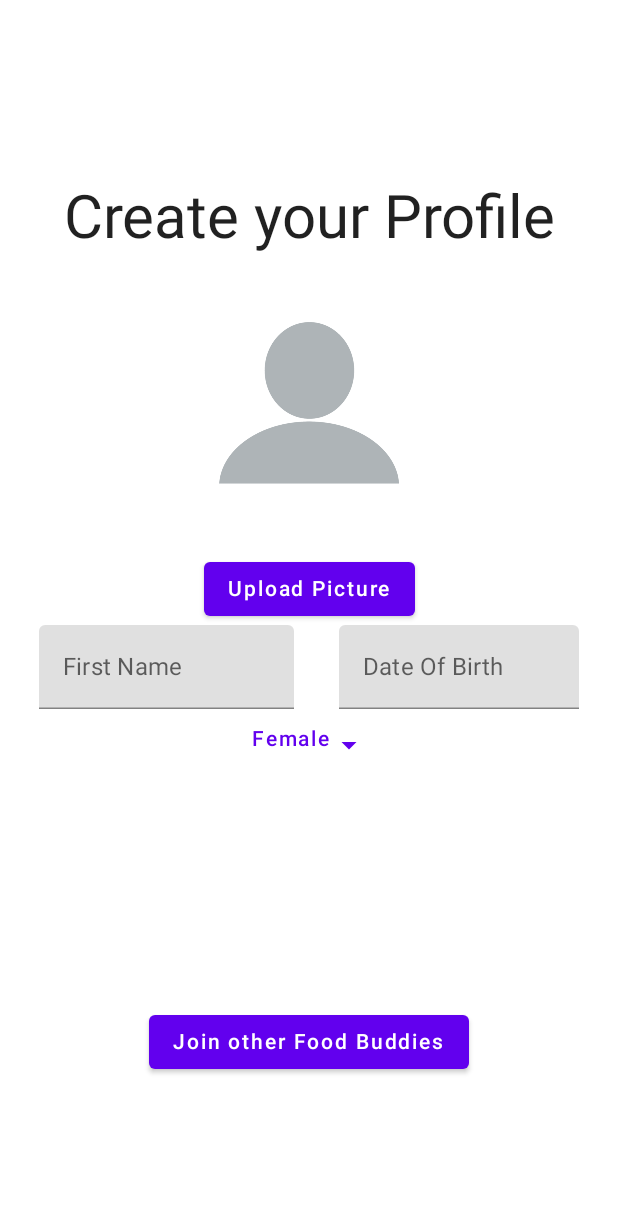
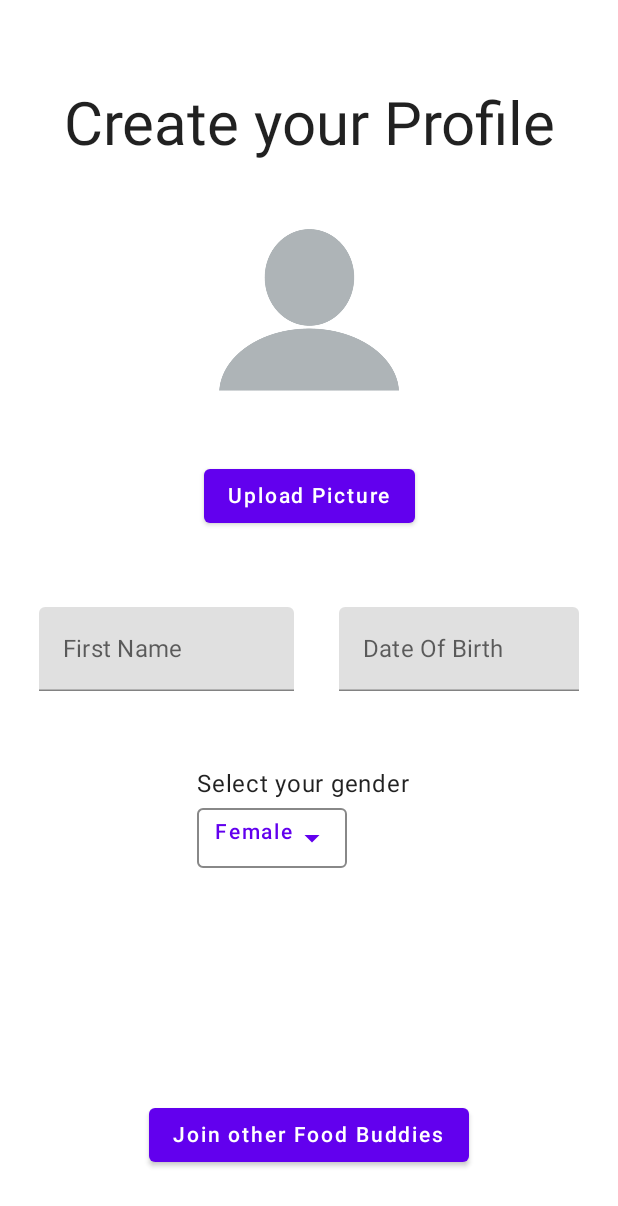
Before and after one commit to emoba-fhnw/ws6c-valerobles, an Android app built with Jetpack Compose: the screen it shows after launch (MainActivity), on a phone screen of 412 x 824 dp. Shown: the top 1206 px of the screen. Run offline under Robolectric (Android 15) with nearby library versions, the phone set to English and light mode, and no system bars; 1 statement that could not run was skipped.

Commit message:
Edited Layout of LoginScreen and added NotificationScreen

```diff
--- a/app/src/main/kotlin/fhnw/ws6c/theapp/model/FoodBuddyModel.kt
+++ b/app/src/main/kotlin/fhnw/ws6c/theapp/model/FoodBuddyModel.kt
@@ -37,13 +37,19 @@
 
     val allPosts = mutableStateListOf<Post>()
 
+    val myCreatedPosts = mutableStateListOf<Post>()
+
+    val mySubscribedPosts = mutableStateListOf<Post>()
+    val mySubscribedPostsUUID = mutableStateListOf<String>()
+
     var notificationMessage by mutableStateOf("")
     var restaurantName      by mutableStateOf("Lorem ipsum")
     var description         by mutableStateOf("Hello")
-    var postImage               by mutableStateOf("gcDyCD")
+    var postImage           by mutableStateOf("gcDyCD")
     var people              by mutableStateOf(0)
     var date                by mutableStateOf("10.11.2023")
     var time                by mutableStateOf("18:00")
+    var uuidPost            by mutableStateOf(UUID.randomUUID().toString())
 
     private val mqttConnector by lazy { MqttConnector(mqttBroker) }
     private val goFile: GoFileIOConnector = GoFileIOConnector()
@@ -51,6 +57,8 @@
 
 
     var currentScreen by mutableStateOf(Screen.LOGINSCREEN)
+    var currentTab by mutableStateOf(Tab.MYEVENTS)
+
 
     var isLoading by mutableStateOf(false)
 
@@ -64,7 +72,7 @@
     var dateOfBirth by mutableStateOf("")
     var gender by mutableStateOf("")
     var age by mutableStateOf(0)
-    var profileImageTakenURL by mutableStateOf("")
+    var profileImageTakenURL by mutableStateOf("a9R00e")
     var profileImageTakenBitmap by mutableStateOf(loadImageFromFile(R.drawable.blanc_profile))
 
     val me         = Profile(
@@ -79,7 +87,12 @@
         mqttConnector.connectAndSubscribe(
             topic        = mainTopic,
             onNewMessage = {
-                allPosts.add(Post(it))
+                val p  = Post(it)
+                allPosts.add(p)
+                if (p.organizor.uuid == me.uuid)
+                    myCreatedPosts.add(p)
+                if(mySubscribedPostsUUID.contains(p.uuid))
+                    mySubscribedPosts.add(p)
 
             },
             onError      = {_, p ->
@@ -90,7 +103,7 @@
     }
 
     fun publish(){
-        val post = Post(me, restaurantName, description, Image(url= postImage), people, date, time)
+        val post = Post(uuidPost,me, restaurantName, description, Image(url= postImage), people, date, time)
         mqttConnector.publish(
             topic       = mainTopic,
             post     = post,
--- a/app/src/main/kotlin/fhnw/ws6c/theapp/model/Screen.kt
+++ b/app/src/main/kotlin/fhnw/ws6c/theapp/model/Screen.kt
@@ -3,5 +3,6 @@
 enum class Screen  {
     LOGINSCREEN,
     DASHBOARD,
-    NOTIFICATIONS
+    NOTIFICATIONS,
+    TABSCREEN,
 }
--- /dev/null
+++ b/app/src/main/kotlin/fhnw/ws6c/theapp/model/Tab.kt
@@ -0,0 +1,7 @@
+package fhnw.ws6c.theapp.model
+
+enum class Tab (val title: String) {
+
+    MYEVENTS("My Events"),
+    MYREQUESTS("My Requests"),
+}
--- a/app/src/main/kotlin/fhnw/ws6c/theapp/ui/FoodBuddyUI.kt
+++ b/app/src/main/kotlin/fhnw/ws6c/theapp/ui/FoodBuddyUI.kt
@@ -20,6 +20,9 @@
             Screen.NOTIFICATIONS -> {
 
             }
+            Screen.TABSCREEN -> {
+                TabsScreen(model = model)
+            }
 
 
         }
--- a/app/src/main/kotlin/fhnw/ws6c/theapp/ui/LoginScreen.kt
+++ b/app/src/main/kotlin/fhnw/ws6c/theapp/ui/LoginScreen.kt
@@ -1,5 +1,6 @@
 package fhnw.ws6c.theapp.ui
 
+import androidx.compose.foundation.BorderStroke
 import androidx.compose.foundation.Image
 import androidx.compose.foundation.layout.*
 import androidx.compose.foundation.shape.RoundedCornerShape
@@ -82,13 +83,14 @@
             }) {
                 Text(text = "Upload Picture")
             }
+            Spacer(modifier = Modifier.height(50.dp))
             //  NAME     // AGE
             Row() {
                 LabelAndPlaceHolderName(model, "First Name", "Your name")
                 Spacer(modifier = Modifier.width(30.dp))
                 LabelAndPlaceHolderAge(model, "Date Of Birth", "dd.mm.yyyy")
             }
-
+            Spacer(modifier = Modifier.height(50.dp))
             //  GENDER DROPDOWN
             DropDownMenuGender(model)
 
@@ -96,10 +98,10 @@
             Spacer(modifier = Modifier.height(150.dp))
 
 
-            // TODO SAVE Profile Button and go to dashboard
-            // TODO check if everything has been filled out
+            //  SAVE Profile Button and go to dashboard
+
             Button(onClick = {
-                // TODO Create Profile
+                //  check if everything has been filled out
                 checkValidityAndChangeScreen(model)
 
 
@@ -150,13 +152,18 @@
 @Composable
 fun DropDownMenuGender(model: FoodBuddyModel){
 
-    Box {
-        TextButton(onClick = { expanded = true}) {
-            Row {
-                Text(text = "$selectedItem")
-                Icon(Icons.Default.ArrowDropDown, contentDescription = "")
+    Box(modifier = Modifier.width(150.dp)) {
+        Column {
+            Text(text = "Select your gender")
+            TextButton(onClick = { expanded = true}, border = BorderStroke(1.dp, Color.Gray), modifier = Modifier.width(100.dp)) {
+                Row {
+                    Text(text = "$selectedItem")
+                    Icon(Icons.Default.ArrowDropDown, contentDescription = "")
+                }
             }
         }
+
+
         DropdownMenu(expanded = expanded, onDismissRequest = { expanded = false }) {
            genderList.forEach{
                DropdownMenuItem(onClick = {
--- /dev/null
+++ b/app/src/main/kotlin/fhnw/ws6c/theapp/ui/SharedComponents.kt
@@ -0,0 +1 @@
+package fhnw.ws6c.theapp.ui
```
Also changed, not shown: app/src/main/kotlin/fhnw/ws6c/theapp/data/Post.kt (+17 -1 lines), app/src/main/kotlin/fhnw/ws6c/theapp/ui/tabs/MyEventsScreen.kt (added, +20 -0 lines), app/src/main/kotlin/fhnw/ws6c/theapp/ui/tabs/TabScreen.kt (added, +78 -0 lines).
